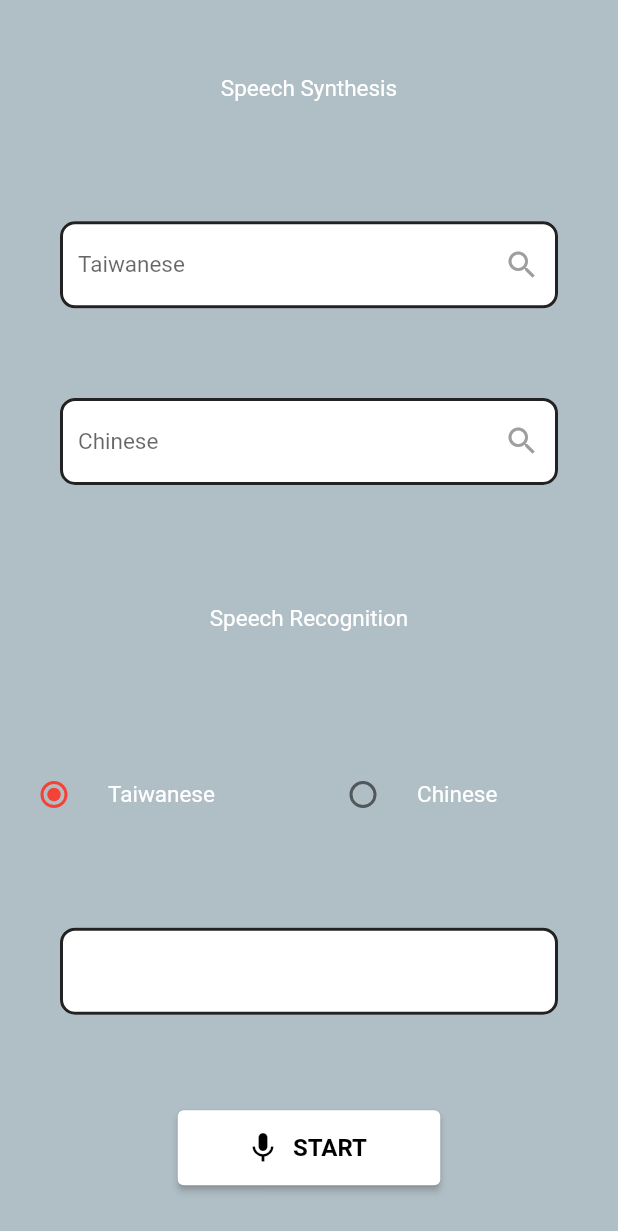
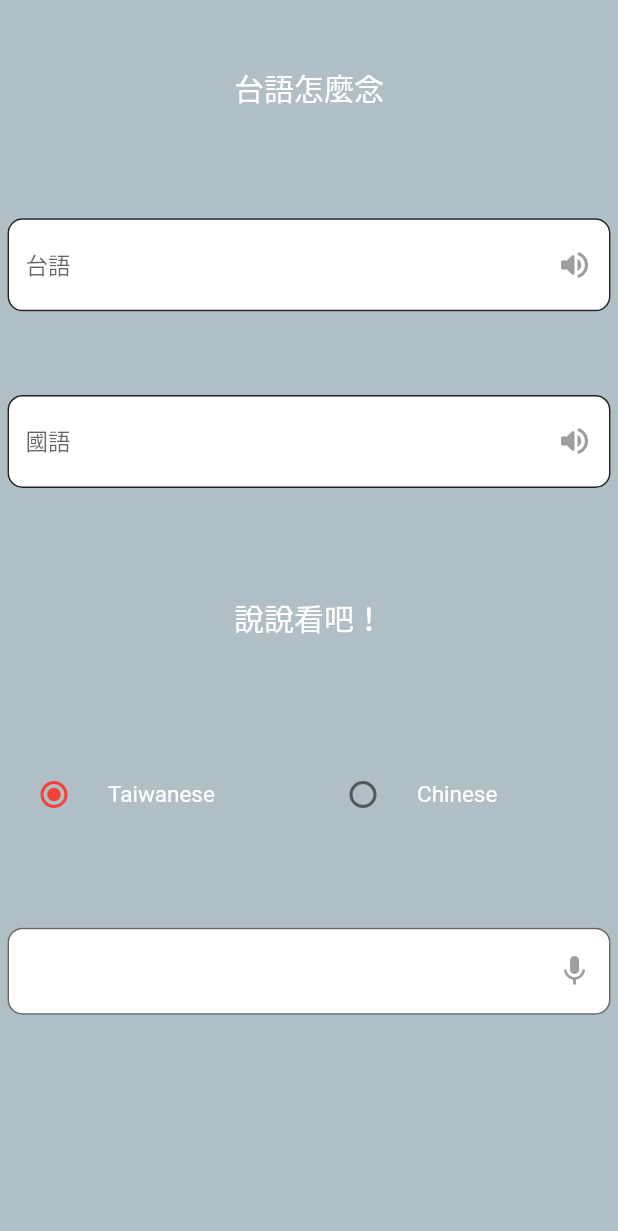
Before and after one commit to Rainyryan/flutter_hokkien_learning_app, a Flutter app: the TranscribePage screen opened directly, on a phone screen of 412 x 824 dp. Shown: the top 1231 px of the screen. Run offline on Flutter 3.47's test engine with Material 2 defaults, Android fonts, the light colour scheme and no system bars; our stand-ins replace audioplayers, bottom_navy_bar, dio, flutter_tts, permission_handler; missing offline and left inert: flutter_sound_lite, flutter_sound_web.

Commit message:
did TranscibePage

```diff
--- a/lib/page/ChatPage.dart
+++ b/lib/page/ChatPage.dart
@@ -88,7 +88,7 @@ class ChatPageState extends State<ChatPage> {
                 ),
               ),
               IconButton(
-                color: recorder.isRecording ? Colors.redAccent : Colors.white30,
+                color: recorder.isRecording ? Colors.redAccent : Colors.white,
                 onPressed: () async {
                   // getTemporaryDirectory(): 取得暫存資料夾，這個資料夾隨時可能被系統或使用者操作清除
                   Directory tempDir =
@@ -118,6 +118,7 @@ class ChatPageState extends State<ChatPage> {
                 icon: Icon(Icons.mic_none),
               ),
               IconButton(
+                  color: Colors.black,
                   icon: Icon(Icons.send),
                   onPressed: () async {
                     if (_chatController.text.isEmpty) return;
--- a/lib/page/TranscribePage.dart
+++ b/lib/page/TranscribePage.dart
@@ -59,7 +59,8 @@ class TranscribePageState extends State<TranscribePage> {
               child: Center(
                 child: Text(
                     // content of text
-                  "Speech Synthesis",
+                    "台語怎麼念",
+                    style: TextStyle(fontSize: 20)
                     // Setup size and color of Text
                     // style: TextStyle(fontSize: 30, color: Colors.blue),
                     ),
@@ -67,15 +68,14 @@ class TranscribePageState extends State<TranscribePage> {
             ),
             Flexible(
                 child: Center(
-              child: buildTaiwaneseField("Taiwanese"),
+              child: buildTaiwaneseField("台語"),
             )),
             Flexible(
-              child: Center(child: buildChineseField("Chinese")),
+              child: Center(child: buildChineseField("國語")),
             ),
             const Flexible(
                 child: Center(
-              child: Text(
-                "Speech Recognition",
+              child: Text("說說看吧！", style: TextStyle(fontSize: 20)
                   // style: TextStyle(fontSize: 30, color: Colors.blue),
                   ),
             )),
@@ -86,7 +86,7 @@ class TranscribePageState extends State<TranscribePage> {
               child: Center(child: buildOutputField()),
             ),
             Flexible(
-              child: Center(child: buildRecord()),
+              child: Container(),
             ),
           ],
         ),
@@ -153,17 +153,23 @@ class TranscribePageState extends State<TranscribePage> {
 
   // set recognitionController.text function
   void setTxt(taiTxt) async {
-    String reply = await DioHttpUtil().complete(taiTxt);
-    await Text2Speech().connect(play, reply, recognitionLanguage.toLowerCase());
-    print(reply);
+    // String reply = await DioHttpUtil().complete(taiTxt);
+    // await Text2Speech().connect(play, reply, recognitionLanguage.toLowerCase());
+    // print(reply);
     setState(() {
       recognitionController.text = taiTxt;
     });
+    await Text2Speech().connect(
+        play,
+        taiTxt,
+        recognitionLanguage.toLowerCase() == "taiwanese"
+            ? "chinese"
+            : "taiwanese");
   }
 
   Widget buildTaiwaneseField(txt) {
     return Padding(
-      padding: const EdgeInsets.only(left: 40, right: 40),
+      padding: const EdgeInsets.only(left: 5, right: 5),
       child: TextField(
         controller: taiwanessController, // 為了獲得TextField中的value
         decoration: InputDecoration(
@@ -173,7 +179,7 @@ class TranscribePageState extends State<TranscribePage> {
             borderRadius: BorderRadius.all(Radius.circular(10)), // 設定邊框圓角弧度
             borderSide: BorderSide(
               color: Colors.black87, // 設定邊框的顏色
-              width: 2.0, // 設定邊框的粗細
+              width: 1.0, // 設定邊框的粗細
             ),
           ),
           // when user choose the TextField
@@ -188,7 +194,7 @@ class TranscribePageState extends State<TranscribePage> {
           suffixIcon: IconButton(
             // TextField 中最後可以選擇放入 Icon
             icon: const Icon(
-              Icons.search, // Flutter 內建的搜尋 icon
+              Icons.volume_up_rounded, // Flutter 內建的搜尋 icon
               color: Colors.grey, // 設定 icon 顏色
             ),
             // 當 icon 被點擊時執行的動作
@@ -216,7 +222,7 @@ class TranscribePageState extends State<TranscribePage> {
 
   Widget buildChineseField(txt) {
     return Padding(
-      padding: const EdgeInsets.only(left: 40, right: 40),
+      padding: const EdgeInsets.only(left: 5, right: 5),
       child: TextField(
         controller: chineseController,
         decoration: InputDecoration(
@@ -226,7 +232,7 @@ class TranscribePageState extends State<TranscribePage> {
             borderRadius: BorderRadius.all(Radius.circular(10)),
             borderSide: BorderSide(
               color: Colors.black87, // 設定邊框的顏色
-              width: 2.0, // 設定邊框的粗細
+              width: 1.0, // 設定邊框的粗細
             ),
           ),
           // when user choose the TextField
@@ -240,7 +246,7 @@ class TranscribePageState extends State<TranscribePage> {
           hintText: txt,
           suffixIcon: IconButton(
             icon: const Icon(
-              Icons.search,
+              Icons.volume_up_rounded,
               color: Colors.grey,
             ),
             onPressed: () async {
@@ -267,18 +273,48 @@ class TranscribePageState extends State<TranscribePage> {
 
   Widget buildOutputField() {
     return Padding(
-      padding: const EdgeInsets.only(left: 40, right: 40),
+      padding: const EdgeInsets.only(left: 5, right: 5),
       child: TextField(
         controller: recognitionController, // 設定 controller
-        enabled: false, // 設定不能接受輸入
-        decoration: const InputDecoration(
+        readOnly: true, // 設定不能接受輸入
+        decoration: InputDecoration(
           fillColor: Colors.white, // 背景顏色，必須結合filled: true,才有效
           filled: true, // 重點，必須設定為true，fillColor才有效
-          disabledBorder: OutlineInputBorder(
+          suffixIcon: IconButton(
+            enableFeedback: true,
+            color: recorder.isRecording ? Colors.redAccent : Colors.grey,
+            onPressed: () async {
+              // getTemporaryDirectory(): 取得暫存資料夾，這個資料夾隨時可能被系統或使用者操作清除
+              Directory tempDir = await path_provider.getTemporaryDirectory();
+              // define file directory
+              String path = '${tempDir.path}/SpeechRecognition.wav';
+              // 控制開始錄音或停止錄音
+              await recorder.toggleRecording(path);
+              // When stop recording, pass wave file to socket
+              if (!recorder.isRecording) {
+                if (recognitionLanguage == "Taiwanese") {
+                  // if recognitionLanguage == "Taiwanese" => use Minnan model
+                  // setTxt is call back function
+                  // parameter: wav file path, call back function, model
+                  await Speech2Text().connect(path, setTxt, "Minnan");
+                  // glSocket.listen(dataHandler, cancelOnError: false);
+                } else {
+                  // if recognitionLanguage == "Chinese" => use MTK_ch model
+                  await Speech2Text().connect(path, setTxt, "MTK_ch");
+                }
+              }
+              // set state is recording or stop
+              setState(() {
+                recorder.isRecording;
+              });
+            },
+            icon: Icon(Icons.mic),
+          ),
+          border: OutlineInputBorder(
             borderRadius: BorderRadius.all(Radius.circular(10)), // 設定邊框圓角弧度
             borderSide: BorderSide(
               color: Colors.black87, // 設定邊框的顏色
-              width: 2.0, // 設定邊框的粗細
+              width: 1.0, // 設定邊框的粗細
             ),
           ),
         ),
```
Lines whose indentation alone changed are shown as unchanged.
